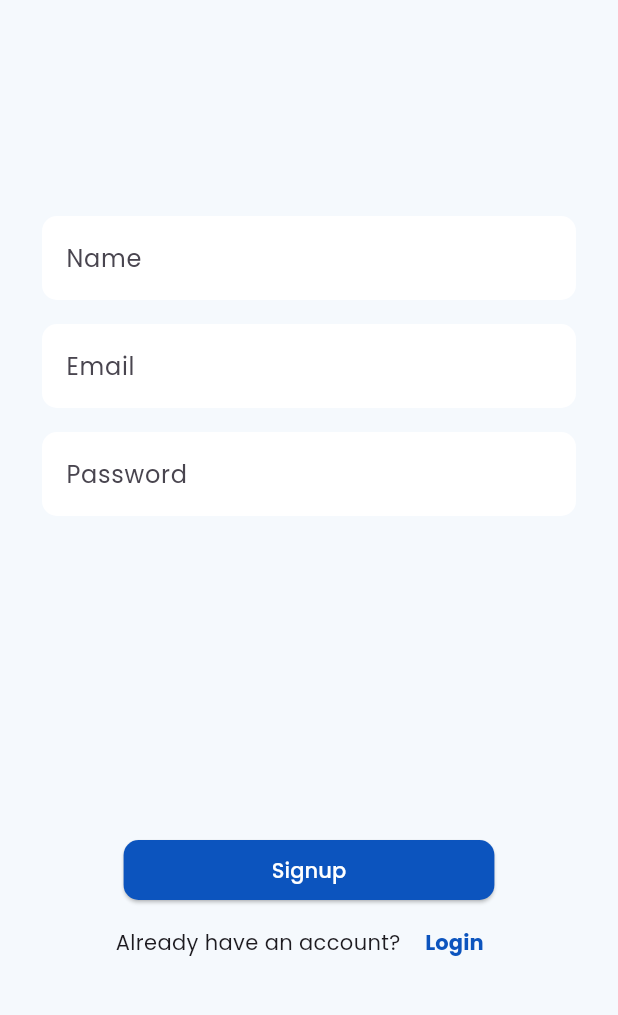
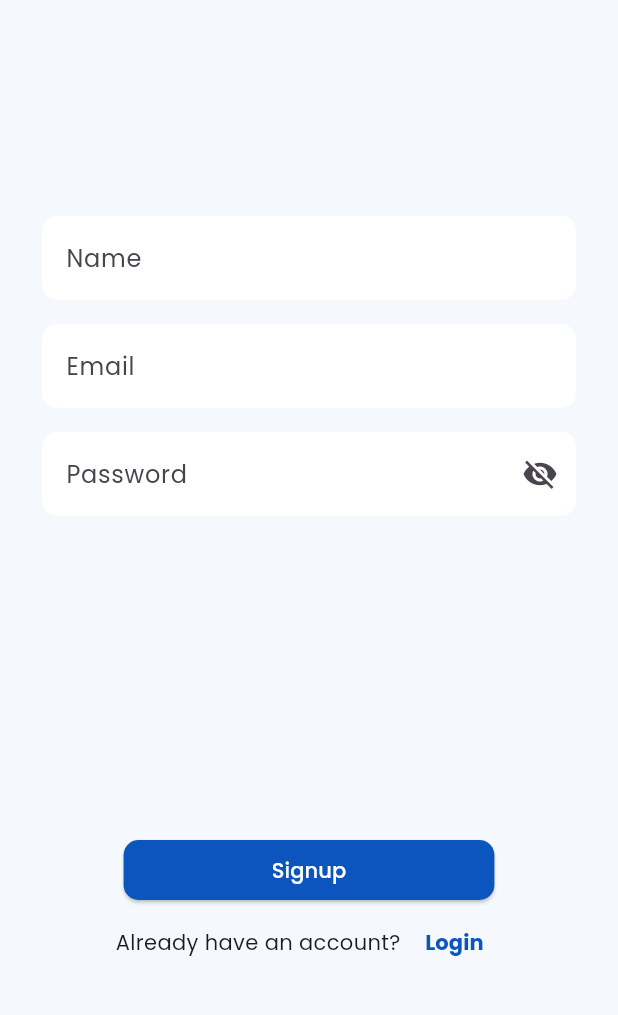
Before and after one commit to haadiyaa/machinetest_newsapp, a Flutter app: the SignupPage screen opened directly, on a phone screen of 412 x 824 dp, the part 63-1078 px from its top. Run offline on Flutter 3.47's test engine with Material 3 defaults, Android fonts, the phone set to English and light mode, and no system bars; our stand-ins replace cloud_firestore, firebase_auth, firebase_core, firebase_remote_config, shimmer; accounts and stored records are empty; network calls fail.

Commit message:
some changes

```diff
--- a/lib/controller/newsprovider.dart
+++ b/lib/controller/newsprovider.dart
@@ -14,6 +14,7 @@ class NewsProvider extends ChangeNotifier {
   void fetchNews(String city) async {
     isLoading = true;
     error = "";
+    notifyListeners();
     try {
       final response = await http.get(Uri.parse(
           '${Secrets.baseUrl}${Secrets.countryUrl}in${Secrets.apikeyUrl}${Secrets.key}'));
@@ -36,6 +37,7 @@ class NewsProvider extends ChangeNotifier {
   Future<void> getCountryCodeFromIp() async {
     isLoading = true;
     error = '';
+    notifyListeners();
     try {
       final response = await http.get(Uri.parse('http://ip-api.com/json'));
       if (response.statusCode == 200) {
--- a/lib/view/authenticationview/view/signuppage.dart
+++ b/lib/view/authenticationview/view/signuppage.dart
@@ -60,6 +60,7 @@ class SignupPage extends StatelessWidget {
                         validator: (value) {
                           return Validators.passValidator(value);
                         },
+                        obscureText: true,
                         text: 'Password',
                         textEditingController: password,
                       ),
--- a/lib/view/authenticationview/widgets/customtestfield.dart
+++ b/lib/view/authenticationview/widgets/customtestfield.dart
@@ -10,13 +10,11 @@ class CustomTextfield extends StatelessWidget {
     required this.textEditingController,
     this.validator,
     this.obscureText = false,
-    // this.isPasswordvisible = false,
   });
   final String text;
   final TextEditingController textEditingController;
   final String? Function(String?)? validator;
   final bool obscureText;
-  // final bool isPasswordvisible;
 
   @override
   Widget build(BuildContext context) {
@@ -25,6 +23,7 @@ class CustomTextfield extends StatelessWidget {
         child: Consumer<Passvisibilityprovider>(
           builder: (context, passwordVisibilityProvider, child) {
             return TextFormField(
+              autovalidateMode: AutovalidateMode.onUserInteraction,
               validator: validator,
               obscureText: obscureText&&!passwordVisibilityProvider.isPasswordvisible,
               controller: textEditingController,
--- a/lib/view/homeview/view/homepage.dart
+++ b/lib/view/homeview/view/homepage.dart
@@ -69,7 +69,7 @@ class _HomePageState extends State<HomePage> {
                           ),
                     PopupMenuButton<int>(
                       // surfaceTintColor: Constants.white,
-                      color: Constants.white,
+                      iconColor: Constants.white,
                       itemBuilder: (context) {
                         return [
                           const PopupMenuItem(
```
